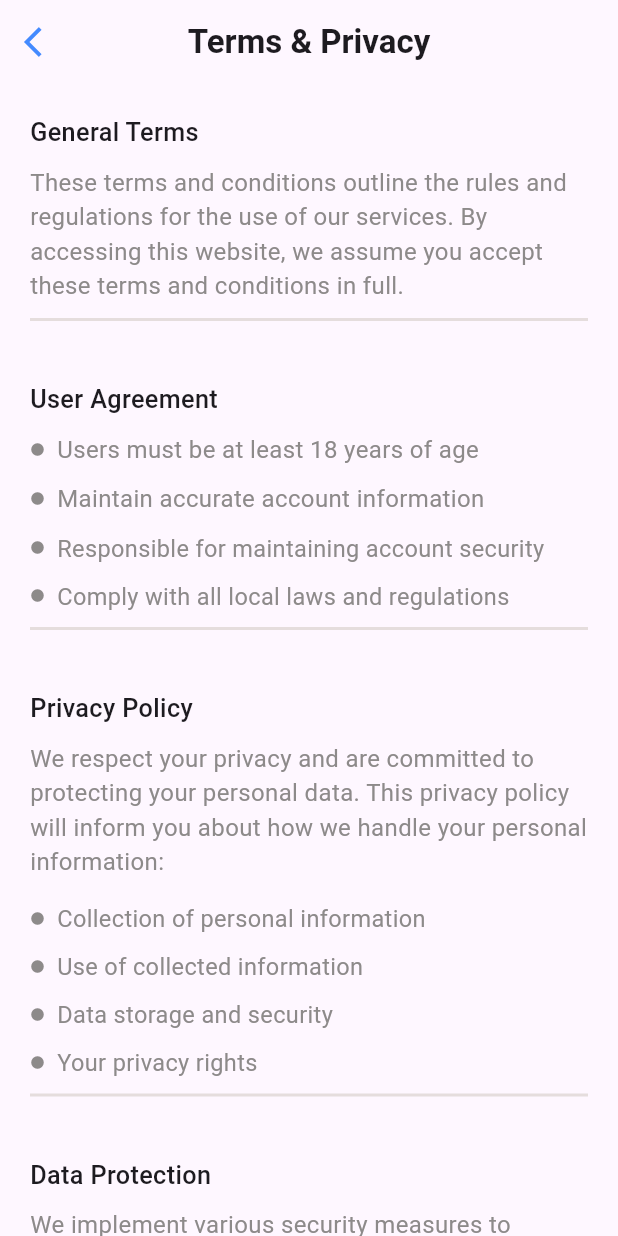
After one commit to uday-9618/lift_sale, a Flutter app: the terms_conditions screen opened directly, on a phone screen of 412 x 824 dp. The commit adds this screen. Run offline on Flutter 3.47's test engine with Material 3 defaults, Android fonts, the phone set to English and light mode, and no system bars; our stand-ins replace dotted_border, percent_indicator.

Commit message:
Terms_and_conditions

```diff
--- /dev/null
+++ b/lib/akshaya/Terms_and_conditions.dart
@@ -0,0 +1,563 @@
+import 'package:flutter/material.dart';
+
+class terms_conditions extends StatelessWidget {
+  const terms_conditions({super.key});
+
+  @override
+  Widget build(BuildContext context) {
+    return Scaffold(
+      appBar: AppBar(
+        leading: Icon(Icons.arrow_back_ios, color: Colors.blueAccent),
+        centerTitle: true,
+        title: Text(
+          "Terms & Privacy",
+          style: TextStyle(fontWeight: FontWeight.bold),
+        ),
+      ),
+      body: SingleChildScrollView(
+        child: Column(
+          children: [
+            Container(
+              margin: EdgeInsets.all(12),
+
+              child: Padding(
+                padding: EdgeInsetsGeometry.symmetric(
+                  vertical: 8,
+                  horizontal: 8,
+                ),
+                child: Column(
+                  children: [
+                    Container(
+                      child: Row(
+                        children: [
+                          Text(
+                            "General Terms",
+                            style: TextStyle(
+                              fontSize: 16.8,
+                              fontWeight: FontWeight.w500,
+                            ),
+                          ),
+                        ],
+                      ),
+                    ),
+                    SizedBox(height: 10),
+                    Text(
+                      "These terms and conditions outline the rules and regulations for the use of our services. By accessing this website, we assume you accept these terms and conditions in full.",
+                      style: TextStyle(
+                        color: const Color.fromARGB(255, 141, 138, 138),
+                        fontSize: 16,
+                      ),
+                      softWrap: true,
+                    ),
+                    SizedBox(height: 10),
+                    Container(
+                      height: 2,
+                      width: 400,
+                      color: const Color.fromARGB(255, 229, 221, 221),
+                    ),
+                  ],
+                ),
+              ),
+            ),
+            Container(
+              margin: EdgeInsets.all(12),
+
+              child: Padding(
+                padding: EdgeInsetsGeometry.symmetric(
+                  vertical: 8,
+                  horizontal: 8,
+                ),
+                child: Column(
+                  children: [
+                    Container(
+                      child: Row(
+                        children: [
+                          Text(
+                            "User Agreement",
+                            style: TextStyle(
+                              fontSize: 16.8,
+                              fontWeight: FontWeight.w500,
+                            ),
+                          ),
+                        ],
+                      ),
+                    ),
+                    SizedBox(height: 10),
+                    Container(
+                      child: Row(
+                        children: [
+                          Icon(
+                            Icons.circle,
+                            size: 10,
+                            color: const Color.fromARGB(255, 141, 138, 138),
+                          ),
+                          SizedBox(width: 8),
+                          Text(
+                            "Users must be at least 18 years of age",
+                            style: TextStyle(
+                              color: const Color.fromARGB(255, 141, 138, 138),
+                              fontSize: 16,
+                            ),
+                            softWrap: true,
+                          ),
+                        ],
+                      ),
+                    ),
+                    SizedBox(height: 10),
+                    Container(
+                      child: Row(
+                        children: [
+                          Icon(
+                            Icons.circle,
+                            size: 10,
+                            color: const Color.fromARGB(255, 141, 138, 138),
+                          ),
+                          SizedBox(width: 8),
+                          Text(
+                            "Maintain accurate account information",
+                            style: TextStyle(
+                              color: const Color.fromARGB(255, 141, 138, 138),
+                              fontSize: 16,
+                            ),
+                            softWrap: true,
+                          ),
+                        ],
+                      ),
+                    ),
+                    SizedBox(height: 10),
+                    Container(
+                      child: Row(
+                        children: [
+                          Icon(
+                            Icons.circle,
+                            size: 10,
+                            color: const Color.fromARGB(255, 141, 138, 138),
+                          ),
+                          SizedBox(width: 8),
+                          Text(
+                            "Responsible for maintaining account security",
+                            style: TextStyle(
+                              color: const Color.fromARGB(255, 141, 138, 138),
+                              fontSize: 15.7,
+                            ),
+                            softWrap: true,
+                          ),
+                        ],
+                      ),
+                    ),
+                    SizedBox(height: 10),
+                    Container(
+                      child: Row(
+                        children: [
+                          Icon(
+                            Icons.circle,
+                            size: 10,
+                            color: const Color.fromARGB(255, 141, 138, 138),
+                          ),
+                          SizedBox(width: 8),
+                          Text(
+                            "Comply with all local laws and regulations",
+                            style: TextStyle(
+                              color: const Color.fromARGB(255, 141, 138, 138),
+                              fontSize: 15.7,
+                            ),
+                            softWrap: true,
+                          ),
+                        ],
+                      ),
+                    ),
+                    SizedBox(height: 10),
+                    Container(
+                      height: 2,
+                      width: 400,
+                      color: const Color.fromARGB(255, 229, 221, 221),
+                    ),
+                  ],
+                ),
+              ),
+            ),
+            Container(
+              margin: EdgeInsets.all(12),
+
+              child: Padding(
+                padding: EdgeInsetsGeometry.symmetric(
+                  vertical: 8,
+                  horizontal: 8,
+                ),
+                child: Column(
+                  children: [
+                    Container(
+                      child: Row(
+                        children: [
+                          Text(
+                            "Privacy Policy",
+                            style: TextStyle(
+                              fontSize: 16.8,
+                              fontWeight: FontWeight.w500,
+                            ),
+                          ),
+                        ],
+                      ),
+                    ),
+                    SizedBox(height: 10),
+                    Text(
+                      "We respect your privacy and are committed to protecting your personal data. This privacy policy will inform you about how we handle your personal information:",
+                      style: TextStyle(
+                        color: const Color.fromARGB(255, 141, 138, 138),
+                        fontSize: 16,
+                      ),
+                      softWrap: true,
+                    ),
+                    SizedBox(height: 15),
+                    Container(
+                      child: Row(
+                        children: [
+                          Icon(
+                            Icons.circle,
+                            size: 10,
+                            color: const Color.fromARGB(255, 141, 138, 138),
+                          ),
+                          SizedBox(width: 8),
+                          Text(
+                            "Collection of personal information",
+                            style: TextStyle(
+                              color: const Color.fromARGB(255, 141, 138, 138),
+                              fontSize: 15.7,
+                            ),
+                            softWrap: true,
+                          ),
+                        ],
+                      ),
+                    ),
+                    SizedBox(height: 10),
+                    Container(
+                      child: Row(
+                        children: [
+                          Icon(
+                            Icons.circle,
+                            size: 10,
+                            color: const Color.fromARGB(255, 141, 138, 138),
+                          ),
+                          SizedBox(width: 8),
+                          Text(
+                            "Use of collected information",
+                            style: TextStyle(
+                              color: const Color.fromARGB(255, 141, 138, 138),
+                              fontSize: 15.7,
+                            ),
+                            softWrap: true,
+                          ),
+                        ],
+                      ),
+                    ),
+                    SizedBox(height: 10),
+                    Container(
+                      child: Row(
+                        children: [
+                          Icon(
+                            Icons.circle,
+                            size: 10,
+                            color: const Color.fromARGB(255, 141, 138, 138),
+                          ),
+                          SizedBox(width: 8),
+                          Text(
+                            "Data storage and security",
+                            style: TextStyle(
+                              color: const Color.fromARGB(255, 141, 138, 138),
+                              fontSize: 15.7,
+                            ),
+                            softWrap: true,
+                          ),
+                        ],
+                      ),
+                    ),
+                    SizedBox(height: 10),
+                    Container(
+                      child: Row(
+                        children: [
+                          Icon(
+                            Icons.circle,
+                            size: 10,
+                            color: const Color.fromARGB(255, 141, 138, 138),
+                          ),
+                          SizedBox(width: 8),
+                          Text(
+                            "Your privacy rights",
+                            style: TextStyle(
+                              color: const Color.fromARGB(255, 141, 138, 138),
+                              fontSize: 15.7,
+                            ),
+                            softWrap: true,
+                          ),
+                        ],
+                      ),
+                    ),
+                    SizedBox(height: 10),
+                    Container(
+                      height: 2,
+                      width: 400,
+                      color: const Color.fromARGB(255, 229, 221, 221),
+                    ),
+                  ],
+                ),
+              ),
+            ),
+            Container(
+              margin: EdgeInsets.all(12),
+
+              child: Padding(
+                padding: EdgeInsetsGeometry.symmetric(
+                  vertical: 8,
+                  horizontal: 8,
+                ),
+                child: Column(
+                  children: [
+                    Container(
+                      child: Row(
+                        children: [
+                          Text(
+                            "Data Protection",
+                            style: TextStyle(
+                              fontSize: 16.8,
+                              fontWeight: FontWeight.w500,
+                            ),
+                          ),
+                        ],
+                      ),
+                    ),
+                    SizedBox(height: 10),
+                    Text(
+                      "We implement various security measures to maintain the safety of your personal information when you enter, submit, or access your personal information.",
+                      style: TextStyle(
+                        color: const Color.fromARGB(255, 141, 138, 138),
+                        fontSize: 16,
+                      ),
+                      softWrap: true,
+                    ),
+                    SizedBox(height: 15),
+                    Container(
+                      child: Row(
+                        children: [
+                          Icon(
+                            Icons.circle,
+                            size: 10,
+                            color: const Color.fromARGB(255, 141, 138, 138),
+                          ),
+                          SizedBox(width: 8),
+                          Text(
+                            "Secure data encryption",
+                            style: TextStyle(
+                              color: const Color.fromARGB(255, 141, 138, 138),
+                              fontSize: 15.7,
+                            ),
+                            softWrap: true,
+                          ),
+                        ],
+                      ),
+                    ),
+                    SizedBox(height: 10),
+                    Container(
+                      child: Row(
+                        children: [
+                          Icon(
+                            Icons.circle,
+                            size: 10,
+                            color: const Color.fromARGB(255, 141, 138, 138),
+                          ),
+                          SizedBox(width: 8),
+                          Text(
+                            "Regular security assessments",
+                            style: TextStyle(
+                              color: const Color.fromARGB(255, 141, 138, 138),
+                              fontSize: 15.7,
+                            ),
+                            softWrap: true,
+                          ),
+                        ],
+                      ),
+                    ),
+                    SizedBox(height: 10),
+                    Container(
+                      child: Row(
+                        children: [
+                          Icon(
+                            Icons.circle,
+                            size: 10,
+                            color: const Color.fromARGB(255, 141, 138, 138),
+                          ),
+                          SizedBox(width: 8),
+                          Text(
+                            "Limited data access",
+                            style: TextStyle(
+                              color: const Color.fromARGB(255, 141, 138, 138),
+                              fontSize: 15.7,
+                            ),
+                            softWrap: true,
+                          ),
+                        ],
+                      ),
+                    ),
+                    SizedBox(height: 10),
+                    Container(
+                      child: Row(
+                        children: [
+                          Icon(
+                            Icons.circle,
+                            size: 10,
+                            color: const Color.fromARGB(255, 141, 138, 138),
+                          ),
+                          SizedBox(width: 8),
+                          Text(
+                            "Compliance with data protection laws",
+                            style: TextStyle(
+                              color: const Color.fromARGB(255, 141, 138, 138),
+                              fontSize: 15.7,
+                            ),
+                            softWrap: true,
+                          ),
+                        ],
+                      ),
+                    ),
+                    SizedBox(height: 10),
+                    Container(
+                      height: 2,
+                      width: 400,
+                      color: const Color.fromARGB(255, 229, 221, 221),
+                    ),
+                  ],
+                ),
+              ),
+            ),
+            Container(
+              margin: EdgeInsets.all(12),
+
+              child: Padding(
+                padding: EdgeInsetsGeometry.symmetric(
+                  vertical: 8,
+                  horizontal: 8,
+                ),
+                child: Column(
+                  children: [
+                    Container(
+                      child: Row(
+                        children: [
+                          Text(
+                            "Service Usage",
+                            style: TextStyle(
+                              fontSize: 16.8,
+                              fontWeight: FontWeight.w500,
+                            ),
+                          ),
+                        ],
+                      ),
+                    ),
+                    SizedBox(height: 10),
+                    Text(
+                      "Our service usage guidelines ensure fair and efficient use of our platform:",
+                      style: TextStyle(
+                        color: const Color.fromARGB(255, 141, 138, 138),
+                        fontSize: 16,
+                      ),
+                      softWrap: true,
+                    ),
+                    SizedBox(height: 15),
+                    Container(
+                      child: Row(
+                        children: [
+                          Icon(
+                            Icons.circle,
+                            size: 10,
+                            color: const Color.fromARGB(255, 141, 138, 138),
+                          ),
+                          SizedBox(width: 8),
+                          Text(
+                            "Fair usage policy",
+                            style: TextStyle(
+                              color: const Color.fromARGB(255, 141, 138, 138),
+                              fontSize: 15.7,
+                            ),
+                            softWrap: true,
+                          ),
+                        ],
+                      ),
+                    ),
+                    SizedBox(height: 10),
+                    Container(
+                      child: Row(
+                        children: [
+                          Icon(
+                            Icons.circle,
+                            size: 10,
+                            color: const Color.fromARGB(255, 141, 138, 138),
+                          ),
+                          SizedBox(width: 8),
+                          Text(
+                            "Service availability",
+                            style: TextStyle(
+                              color: const Color.fromARGB(255, 141, 138, 138),
+                              fontSize: 15.7,
+                            ),
+                            softWrap: true,
+                          ),
+                        ],
+                      ),
+                    ),
+                    SizedBox(height: 10),
+                    Container(
+                      child: Row(
+                        children: [
+                          Icon(
+                            Icons.circle,
+                            size: 10,
+                            color: const Color.fromARGB(255, 141, 138, 138),
+                          ),
+                          SizedBox(width: 8),
+                          Text(
+                            "Account restrictions",
+                            style: TextStyle(
+                              color: const Color.fromARGB(255, 141, 138, 138),
+                              fontSize: 15.7,
+                            ),
+                            softWrap: true,
+                          ),
+                        ],
+                      ),
+                    ),
+                    SizedBox(height: 10),
+
+                    Container(
+                      child: Row(
+                        children: [
+                          Icon(
+                            Icons.circle,
+                            size: 10,
+                            color: const Color.fromARGB(255, 141, 138, 138),
+                          ),
+                          SizedBox(width: 8),
+                          Text(
+                            "Payment terms",
+                            style: TextStyle(
+                              color: const Color.fromARGB(255, 141, 138, 138),
+                              fontSize: 15.7,
+                            ),
+                            softWrap: true,
+                          ),
+                        ],
+                      ),
+                    ),
+                    SizedBox(height: 10),
+                    Container(
+                      height: 2,
+                      width: 400,
+                      color: const Color.fromARGB(255, 229, 221, 221),
+                    ),
+                  ],
+                ),
+              ),
+            ),
+          ],
+        ),
+      ),
+    );
+  }
+}
--- a/lib/main.dart
+++ b/lib/main.dart
@@ -1,4 +1,5 @@
 import 'package:flutter/material.dart';
+import 'package:lift_sale/akshaya/Terms_and_conditions.dart';
 import 'package:lift_sale/akshaya/akshaya.dart';
 
 import 'package:lift_sale/akshaya/createorder.dart';
@@ -50,7 +51,7 @@ class MyApp extends StatelessWidget {
       //home: quotes(),
       //home: Createorder(),
       //home: Leadsfilter(),
-      // home: const MyHomePage(title: 'Flutter Demo Home Page'),
+      //home: terms_conditions(),
     );
   }
 }
```
